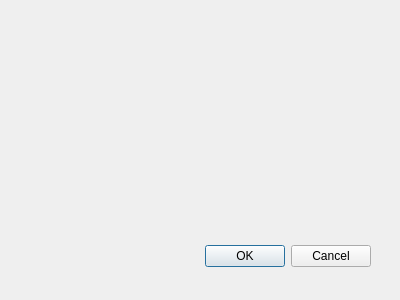
Qt form CharacterEditor/characterportraitselector.ui (DrItanium/realmz_tools) before a commit.
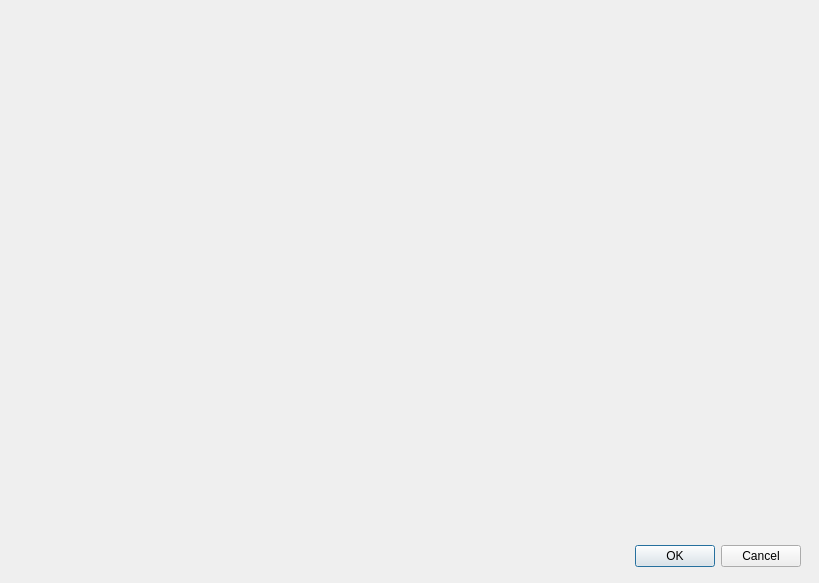
The same form after that commit.

Commit message: Work on the six character widget portraits

Patch:
```diff
--- a/CharacterEditor/characterportraitselector.ui
+++ b/CharacterEditor/characterportraitselector.ui
@@ -8,8 +8,8 @@
    <rect>
     <x>0</x>
     <y>0</y>
-    <width>400</width>
-    <height>300</height>
+    <width>819</width>
+    <height>583</height>
    </rect>
   </property>
   <property name="windowTitle">
@@ -18,8 +18,8 @@
   <widget class="QDialogButtonBox" name="buttonBox">
    <property name="geometry">
     <rect>
-     <x>30</x>
-     <y>240</y>
+     <x>460</x>
+     <y>540</y>
      <width>341</width>
      <height>32</height>
     </rect>
```
Left out of the diff: 13 changed lines with no effect on the pictures. The commit also changes 4 other files.
